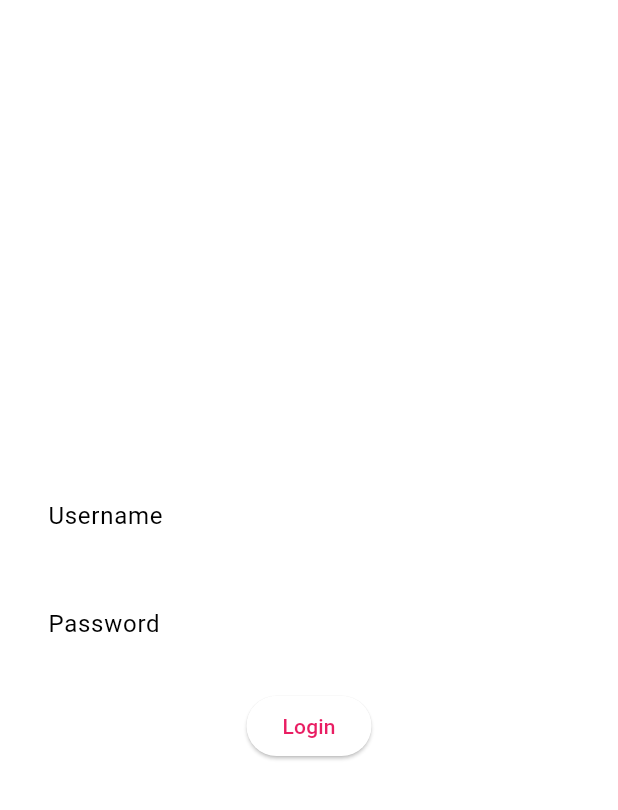
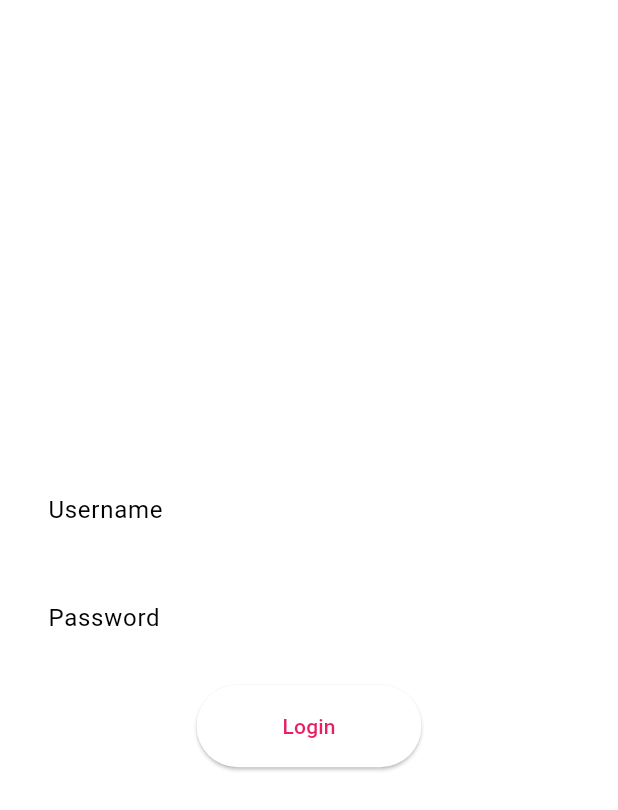
Before and after one commit to tkharishankar/FMP, a Flutter app: the screen it shows after launch, on a phone screen of 412 x 824 dp. Shown: the top 810 px of the screen. Run offline on Flutter 3.47's test engine with Material 2 defaults, Android fonts, the phone set to English and light mode, and no system bars; our stand-ins replace shared_preferences.

Commit message:
login validation added

```diff
--- a/lib/login/login_view.dart
+++ b/lib/login/login_view.dart
@@ -16,6 +16,14 @@ class _LoginViewState extends State<LoginView> {
   var loginViewmodel = LoginViewmodel(loginApi: LoginApiImpl());
   final usernameController = TextEditingController();
   final passwordController = TextEditingController();
+  var errorMessage = "";
+
+  var isError = false;
+  void updateError(bool state) {
+    setState(() {
+      isError = state;
+    });
+  }
 
   Future<LoginResp?> doLogin() async {
     return await loginViewmodel.getAccessToken(
@@ -42,6 +50,9 @@ class _LoginViewState extends State<LoginView> {
           padding: const EdgeInsets.symmetric(horizontal: 16, vertical: 8),
           child: TextField(
             controller: passwordController,
+            obscureText: true,
+            autocorrect: false,
+            enableSuggestions: false,
             decoration: const InputDecoration(
               border: OutlineInputBorder(),
               hintText: 'Password',
@@ -49,13 +60,40 @@ class _LoginViewState extends State<LoginView> {
             ),
           ),
         ),
-        Padding(
+        actionButton(context),
+        Visibility(
+            visible: isError,
+            child: Padding(
+              padding: const EdgeInsets.all(16),
+              child: Text(
+                errorMessage,
+                textAlign: TextAlign.center,
+                overflow: TextOverflow.ellipsis,
+                style: const TextStyle(
+                    fontWeight: FontWeight.bold, color: Colors.redAccent),
+              ),
+            ))
+      ],
+    );
+  }
+
+  Padding actionButton(BuildContext context) {
+    return Padding(
       padding: const EdgeInsets.symmetric(horizontal: 16, vertical: 8),
       child: ElevatedButton(
+        style: ElevatedButton.styleFrom(fixedSize: const Size(150, 55)),
         onPressed: () {
           if (kDebugMode) {
             print('Button clicked');
           }
+          if (usernameController.text.trim().isEmpty) {
+            updateError(true);
+            errorMessage = "Username can't be empty";
+          } else if (passwordController.text.trim().isEmpty) {
+            updateError(true);
+            errorMessage = "Password can't be empty";
+          } else {
+            updateError(false);
             doLogin().whenComplete(() => {
                   Navigator.pushReplacement(
                       context,
@@ -63,11 +101,10 @@ class _LoginViewState extends State<LoginView> {
                         builder: (context) => const ProjectsView(),
                       )),
                 });
+          }
         },
         child: const Text('Login'),
       ),
-        ),
-      ],
     );
   }
 }
```
Lines whose indentation alone changed are shown as unchanged.
